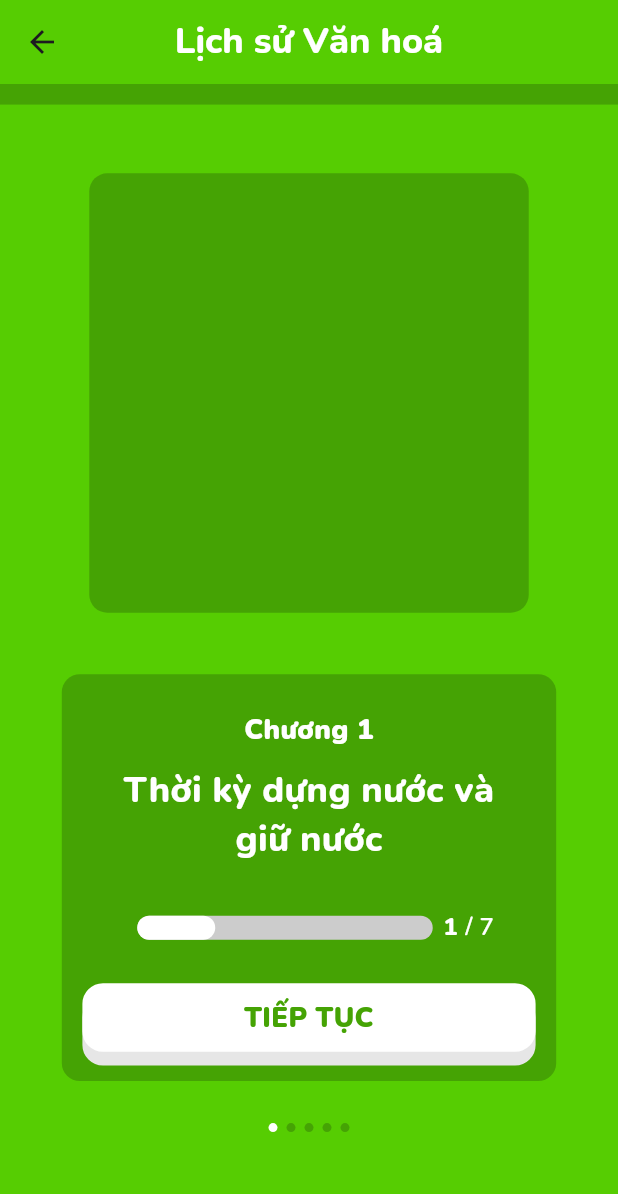
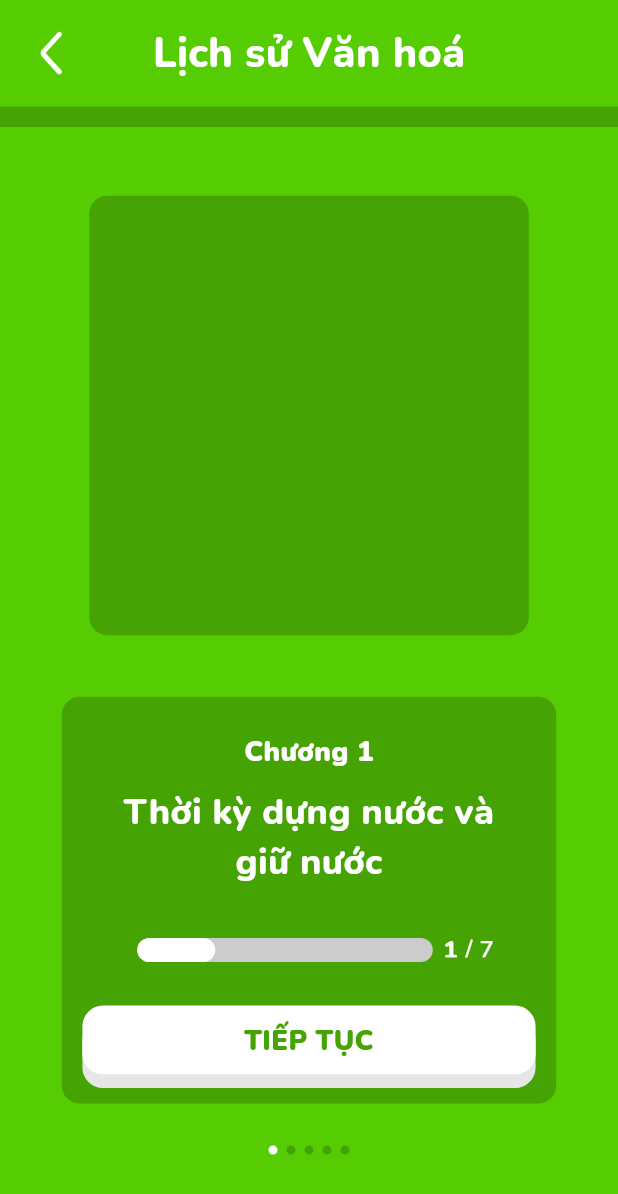
Before and after one commit to 21020549-Tran-Tuan-Nghia/UI-Design_INT3115, a Flutter app: the UnitView screen opened by its route, on a phone screen of 412 x 824 dp. Shown: the top 1194 px of the screen. Run offline on Flutter 3.47's test engine with Material 3 defaults, Android fonts, the phone set to English and light mode, and no system bars; our stand-ins replace dio, youtube_player_flutter; accounts and stored records are empty; network calls fail.

Commit message:
Create Appbar

```diff
--- a/lib/views/quiz/quiz_view.dart
+++ b/lib/views/quiz/quiz_view.dart
@@ -5,6 +5,7 @@ import 'package:viet_chronicle/utils/utils.dart';
 import 'package:viet_chronicle/routes/routes.dart';
 // import 'package:viet_chronicle/views/widgets/answer_button/vc_answer_button.dart';
 import 'package:viet_chronicle/views/widgets/answer_long_button/vc_answer_long_button.dart';
+import 'package:viet_chronicle/views/widgets/appbar/vc_appbar.dart';
 import 'package:viet_chronicle/views/widgets/button/controller/vc_button_controller.dart';
 import 'package:viet_chronicle/views/widgets/button/vc_button.dart';
 
@@ -25,12 +26,15 @@ class _QuizViewState extends State<QuizView> {
 
   // Answer State
   bool _answerState = false;
+  bool _fetchState = false;
 
   @override
   void initState() {
     Utils.onWidgetBuildDone(() async {
       await quizController.fetchQuestions();
-      setState(() {});
+      setState(() {
+        _fetchState = true;
+      });
     });
     _answerState = false;
     super.initState();
@@ -45,6 +49,7 @@ class _QuizViewState extends State<QuizView> {
   @override
   Widget build(BuildContext context) {
     return Scaffold(
+      appBar: VCAppBar.lessionAppBar(),
       body: Center(
         child: Stack(
           children: [
@@ -58,7 +63,9 @@ class _QuizViewState extends State<QuizView> {
                       padding: const EdgeInsets.all(24 * viewportRatio),
                       child: Text(
                         // "Câu hỏi?",
-                        quizController.questions[0].question ?? '',
+                        _fetchState
+                            ? (quizController.questions[0].question ?? '')
+                            : 'Câu hỏi?',
                         style:
                             const HeadingStyle(newColor: ColorStyles.darkGray),
                         textAlign: TextAlign.left,
--- a/lib/views/unit/unit_view.dart
+++ b/lib/views/unit/unit_view.dart
@@ -2,6 +2,7 @@ import 'package:flutter/material.dart';
 import 'package:viet_chronicle/utils/styles.dart';
 import 'package:viet_chronicle/views/unit/widgets/dots.dart';
 import 'package:viet_chronicle/views/unit/widgets/progress_bar.dart';
+import 'package:viet_chronicle/views/widgets/appbar/vc_appbar.dart';
 import 'package:viet_chronicle/views/widgets/button/controller/vc_button_controller.dart';
 import 'package:viet_chronicle/views/widgets/small_button/vc_small_button.dart';
 
@@ -12,21 +13,24 @@ class UnitView extends StatelessWidget {
   @override
   Widget build(BuildContext context) {
     return Scaffold(
-      appBar: AppBar(
-        centerTitle: true,
-        backgroundColor: ColorStyles.leafGreen,
-        title: const Text(
-          'Lịch sử Văn hoá',
-          textAlign: TextAlign.center,
-          style: TextStyle(
-            color: Colors.white,
-            fontSize: 24,
-            fontFamily: 'Nunito',
-            fontWeight: FontWeight.w800,
-            height: 0,
-          ),
-        ),
-        shadowColor: Colors.transparent,
+      // appBar: AppBar(
+      //   centerTitle: true,
+      //   backgroundColor: ColorStyles.leafGreen,
+      //   title: const Text(
+      //     'Lịch sử Văn hoá',
+      //     textAlign: TextAlign.center,
+      //     style: TextStyle(
+      //       color: Colors.white,
+      //       fontSize: 24,
+      //       fontFamily: 'Nunito',
+      //       fontWeight: FontWeight.w800,
+      //       height: 0,
+      //     ),
+      //   ),
+      //   shadowColor: Colors.transparent,
+      // ),
+      appBar: VCAppBar.unitAppBar(
+        "Lịch sử Văn hoá",
       ),
       backgroundColor: ColorStyles.leafGreen,
       body: Center(
--- a/lib/views/video/video_view.dart
+++ b/lib/views/video/video_view.dart
@@ -1,5 +1,6 @@
 import 'package:flutter/material.dart';
 import 'package:viet_chronicle/utils/styles.dart';
+import 'package:viet_chronicle/views/widgets/appbar/vc_appbar.dart';
 import 'package:viet_chronicle/views/widgets/button/controller/vc_button_controller.dart';
 import 'package:viet_chronicle/views/widgets/button/vc_button.dart';
 import 'package:youtube_player_flutter/youtube_player_flutter.dart';
@@ -12,6 +13,7 @@ class VideoView extends StatelessWidget {
   @override
   Widget build(BuildContext context) {
     return Scaffold(
+      appBar: VCAppBar.lessionAppBar(),
       body: Center(
         child: Stack(
           children: [
--- /dev/null
+++ b/lib/views/widgets/appbar/vc_appbar.dart
@@ -0,0 +1,105 @@
+import "package:flutter/material.dart";
+import 'package:viet_chronicle/routes/routes.dart';
+import 'package:viet_chronicle/utils/styles.dart';
+
+class VCAppBar extends StatelessWidget implements PreferredSizeWidget {
+  const VCAppBar({
+    Key? key,
+    this.title = '',
+    required this.titleColor,
+    required this.backgroundColor,
+    required this.backButtonColor,
+    this.leading,
+    this.titleWidget,
+  }) : super(key: key);
+
+  final String title;
+  final Color titleColor;
+  final Color backgroundColor;
+  final String backButtonColor;
+  final Widget? leading;
+  final Widget? titleWidget;
+
+  factory VCAppBar.unitAppBar(title) {
+    return VCAppBar(
+      title: title,
+      titleColor: ColorStyles.snowWhite,
+      backgroundColor: ColorStyles.leafGreen,
+      backButtonColor: "white",
+    );
+  }
+
+  factory VCAppBar.lessionAppBar() {
+    return const VCAppBar(
+      titleColor: ColorStyles.darkGray,
+      backgroundColor: ColorStyles.snowWhite,
+      backButtonColor: "gray",
+    );
+  }
+
+  @override
+  Widget build(BuildContext context) {
+    return SafeArea(
+      child: Container(
+        width: 360 * viewportRatio,
+        height: 62 * viewportRatio,
+        decoration: BoxDecoration(
+          color: backgroundColor,
+        ),
+        child: Padding(
+          padding: const EdgeInsets.symmetric(
+            horizontal: 16 * viewportRatio,
+            vertical: 12 * viewportRatio,
+          ),
+          child: Stack(
+            children: [
+              Positioned.fill(
+                child: titleWidget == null
+                    ? Center(
+                        child: Text(
+                          title,
+                          style: HeadingStyle(newColor: titleColor),
+                        ),
+                      )
+                    : Center(
+                        child: titleWidget,
+                      ),
+              ),
+              Row(
+                mainAxisAlignment: MainAxisAlignment.spaceBetween,
+                crossAxisAlignment: CrossAxisAlignment.center,
+                children: [
+                  GestureDetector(
+                    onTap: () {
+                      if (Navigator.canPop(context)) {
+                        Navigator.pop(context);
+                      } else {
+                        Navigator.popAndPushNamed(context, AppRoutes.mapView);
+                      }
+                    },
+                    child: leading ??
+                        Align(
+                          alignment: Alignment.center,
+                          child: Image.asset(
+                            "assets/images/back_icon_$backButtonColor.png",
+                            width: 32 * viewportRatio,
+                            height: 32 * viewportRatio,
+                          ),
+                        ),
+                  ),
+                  //TODO: Adding Profile button
+                ],
+              )
+            ],
+          ),
+        ),
+      ),
+    );
+  }
+
+  @override
+  Size get preferredSize => const Size(
+        double.maxFinite,
+        80,
+      );
+}
--- a/pubspec.yaml
+++ b/pubspec.yaml
@@ -71,6 +71,8 @@ flutter:
     - assets/images/tropy_icon_white.png
     - assets/images/video_icon_gray.png
     - assets/images/video_icon_white.png
+    - assets/images/back_icon_gray.png
+    - assets/images/back_icon_white.png
 
   # An image asset can refer to one or more resolution-specific "variants", see
   # https://flutter.dev/assets-and-images/#resolution-aware
```
Also changed, not shown: assets/images/back_icon_gray.png (added), assets/images/back_icon_white.png (added).
